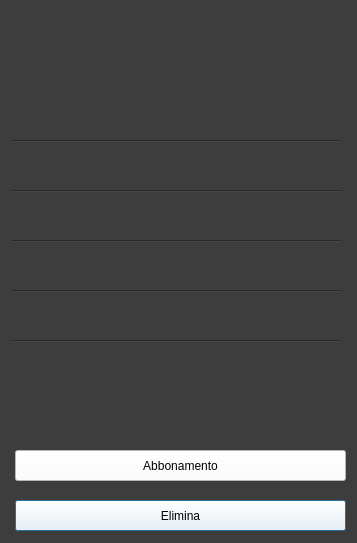
riccardomalpiedi/parcheggio, file vistacliente.ui: the form before one commit.
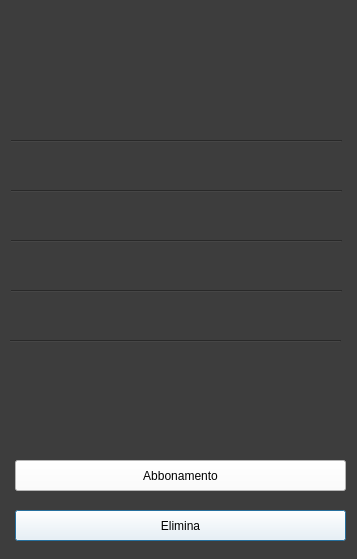
The form after the commit.

What changed in the file:
```diff
--- a/vistacliente.ui
+++ b/vistacliente.ui
@@ -7,7 +7,7 @@
     <x>0</x>
     <y>0</y>
     <width>357</width>
-    <height>543</height>
+    <height>559</height>
    </rect>
   </property>
   <property name="windowTitle">
@@ -113,7 +113,7 @@
    <property name="geometry">
     <rect>
      <x>15</x>
-     <y>500</y>
+     <y>510</y>
      <width>331</width>
      <height>31</height>
     </rect>
@@ -132,7 +132,7 @@
    <property name="geometry">
     <rect>
      <x>15</x>
-     <y>450</y>
+     <y>460</y>
      <width>331</width>
      <height>31</height>
     </rect>
```
Left out of the diff: 16 changed lines with no effect on the pictures.
